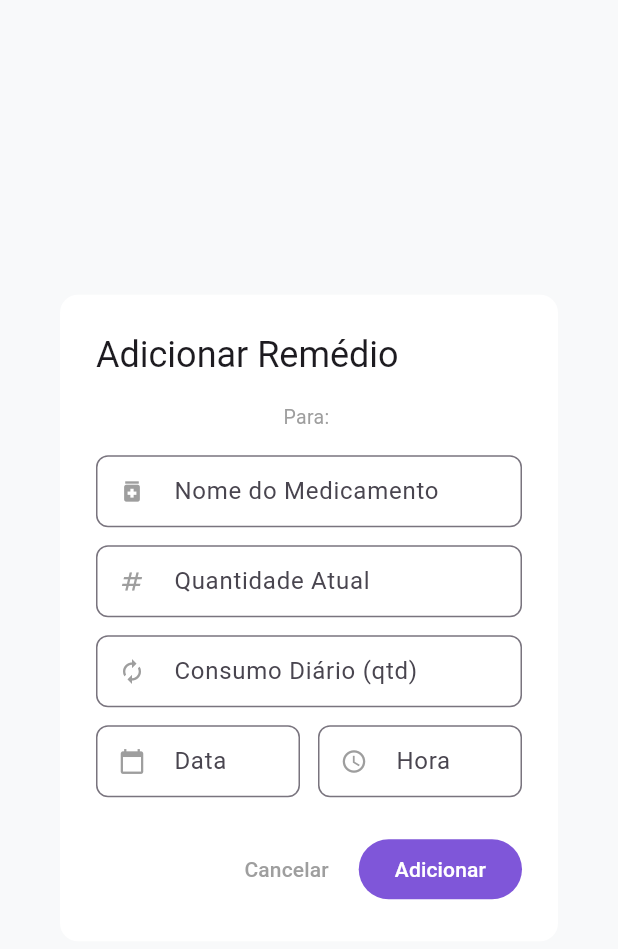
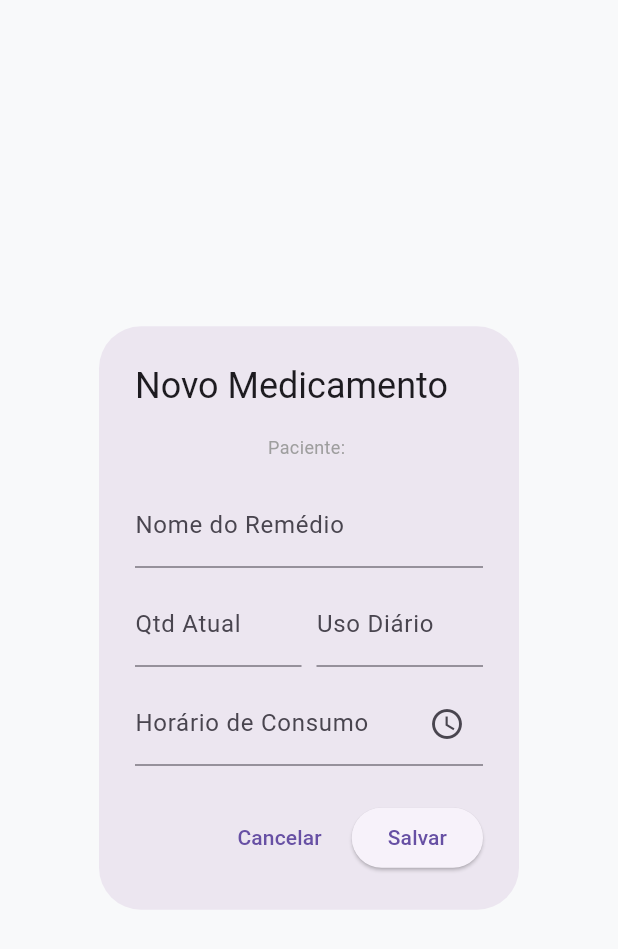
Before and after one commit to pedin-stack/farmicia_inteligente, a Flutter app: the EditMedicineDialog widget shown alone on an empty page, opened directly with empty values, on a phone screen of 412 x 824 dp. Shown: the top 949 px of the screen. Run offline on Flutter 3.47's test engine with Material 3 defaults, Android fonts, the light colour scheme and no system bars; network calls fail.

Commit message:
refatorando exibição de dados (horario/data) e formulario de remedios

```diff
--- a/lib/widgets/dialogs/EditMedicineDialog.dart
+++ b/lib/widgets/dialogs/EditMedicineDialog.dart
@@ -2,7 +2,7 @@ import 'package:flutter/material.dart';
 
 class EditMedicineDialog extends StatefulWidget {
   final String nomePessoa;
-  final Map<String, dynamic>? itemParaEditar; // Se null, é adição
+  final Map<String, dynamic>? itemParaEditar;
   final Function(Map<String, dynamic>) onSave;
 
   const EditMedicineDialog({
@@ -17,10 +17,12 @@ class EditMedicineDialog extends StatefulWidget {
 }
 
 class _EditMedicineDialogState extends State<EditMedicineDialog> {
-  late TextEditingController _remedioController;
+  final _formKey = GlobalKey<FormState>();
+
+  late TextEditingController _nomeController;
   late TextEditingController _qtdController;
-  late TextEditingController _consumoController;
-  late TextEditingController _dataController;
+  late TextEditingController _usoDiarioController;
+  // REMOVIDO: _dataController
   late TextEditingController _horaController;
 
   @override
@@ -28,137 +30,144 @@ class _EditMedicineDialogState extends State<EditMedicineDialog> {
     super.initState();
     final item = widget.itemParaEditar;
 
-    _remedioController = TextEditingController(text: item?['remedio'] ?? '');
+    _nomeController = TextEditingController(text: item?['remedio'] ?? item?['nome'] ?? '');
     _qtdController = TextEditingController(text: item?['quantidade']?.toString() ?? '');
-
-    // Verifica se existe consumo, senão vazio
-    _consumoController = TextEditingController(
-      text: (item != null && item.containsKey('consumo'))
-          ? item['consumo'].toString()
-          : ''
-    );
-
-    _dataController = TextEditingController(text: item?['proximaCompra'] ?? '');
+    _usoDiarioController = TextEditingController(text: item?['usoDiario']?.toString() ?? item?['consumo']?.toString() ?? '');
+    // REMOVIDO: Inicialização de data
     _horaController = TextEditingController(text: item?['horario'] ?? '');
   }
 
   @override
   void dispose() {
-    _remedioController.dispose();
+    _nomeController.dispose();
     _qtdController.dispose();
-    _consumoController.dispose();
-    _dataController.dispose();
+    _usoDiarioController.dispose();
+    // REMOVIDO: dispose de data
     _horaController.dispose();
     super.dispose();
   }
 
+  // REMOVIDO: _selectDate()
+
+  Future<void> _selectTime() async {
+    TimeOfDay initialTime = TimeOfDay.now();
+    if (_horaController.text.isNotEmpty) {
+      try {
+        final parts = _horaController.text.split(':');
+        initialTime = TimeOfDay(hour: int.parse(parts[0]), minute: int.parse(parts[1]));
+      } catch (_) {}
+    }
+
+    final TimeOfDay? picked = await showTimePicker(
+      context: context,
+      initialTime: initialTime,
+      builder: (context, child) {
+        // Força modo 24h visualmente se o dispositivo permitir
+        return MediaQuery(
+          data: MediaQuery.of(context).copyWith(alwaysUse24HourFormat: true),
+          child: child!,
+        );
+      },
+    );
+
+    if (picked != null) {
+      setState(() {
+        final hour = picked.hour.toString().padLeft(2, '0');
+        final minute = picked.minute.toString().padLeft(2, '0');
+        _horaController.text = "$hour:$minute";
+      });
+    }
+  }
+
   @override
   Widget build(BuildContext context) {
-    final isEdit = widget.itemParaEditar != null;
+    final bool isEditing = widget.itemParaEditar != null;
 
     return AlertDialog(
-      backgroundColor: Colors.white,
-      surfaceTintColor: Colors.white,
-      shape: RoundedRectangleBorder(borderRadius: BorderRadius.circular(12)),
-      title: Text(isEdit ? "Editar Remédio" : "Adicionar Remédio"),
-      scrollable: true,
-      content: SizedBox(
-        width: 400, // Garante largura em telas maiores/web
+      title: Text(isEditing ? "Editar Medicamento" : "Novo Medicamento"),
+      content: SingleChildScrollView(
+        child: Form(
+          key: _formKey,
           child: Column(
             mainAxisSize: MainAxisSize.min,
             children: [
-            Text("Para: ${widget.nomePessoa}", style: const TextStyle(color: Colors.grey, fontSize: 13)),
+              Text("Paciente: ${widget.nomePessoa}",
+                  style: const TextStyle(fontSize: 12, color: Colors.grey)),
               const SizedBox(height: 16),
 
-            _buildField("Nome do Medicamento", _remedioController, Icons.medication),
-            const SizedBox(height: 12),
-            _buildField("Quantidade Atual", _qtdController, Icons.numbers, isNumber: true),
-            const SizedBox(height: 12),
-            _buildField("Consumo Diário (qtd)", _consumoController, Icons.autorenew, isNumber: true),
-            const SizedBox(height: 12),
+              TextFormField(
+                controller: _nomeController,
+                decoration: const InputDecoration(labelText: "Nome do Remédio"),
+                validator: (v) => v!.isEmpty ? "Campo obrigatório" : null,
+              ),
+              const SizedBox(height: 10),
 
               Row(
                 children: [
                   Expanded(
-                  child: _buildField("Data", _dataController, Icons.calendar_today, readOnly: true, onTap: _pickDate),
+                    child: TextFormField(
+                      controller: _qtdController,
+                      decoration: const InputDecoration(labelText: "Qtd Atual"),
+                      keyboardType: TextInputType.number,
+                      validator: (v) => v!.isEmpty ? "Obrigatório" : null,
                     ),
-                const SizedBox(width: 12),
+                  ),
+                  const SizedBox(width: 10),
                   Expanded(
-                  child: _buildField("Hora", _horaController, Icons.access_time, readOnly: true, onTap: _pickTime),
+                    child: TextFormField(
+                      controller: _usoDiarioController,
+                      decoration: const InputDecoration(labelText: "Uso Diário"),
+                      keyboardType: TextInputType.number,
+                      validator: (v) => v!.isEmpty ? "Obrigatório" : null,
+                    ),
                   ),
                 ],
-            )
+              ),
+              const SizedBox(height: 10),
+
+              // CAMPO DE DATA REMOVIDO COMPLETAMENTE DAQUI
+
+              TextFormField(
+                controller: _horaController,
+                decoration: const InputDecoration(
+                  labelText: "Horário de Consumo",
+                  suffixIcon: Icon(Icons.access_time),
+                  hintText: "00:00"
+                ),
+                readOnly: true,
+                validator: (v) => v!.isEmpty ? "Horário é obrigatório" : null,
+                onTap: _selectTime,
+              ),
             ],
+          ),
         ),
       ),
       actions: [
         TextButton(
           onPressed: () => Navigator.pop(context),
-          child: const Text("Cancelar", style: TextStyle(color: Colors.grey)),
+          child: const Text("Cancelar"),
         ),
         ElevatedButton(
           onPressed: () {
-            // Cria o mapa de retorno
-            final novoItem = {
-              'remedio': _remedioController.text,
-              'quantidade': int.tryParse(_qtdController.text) ?? 0,
-              'consumo': int.tryParse(_consumoController.text) ?? 0,
-              'proximaCompra': _dataController.text,
+            if (_formKey.currentState!.validate()) {
+              final map = {
+                'remedio': _nomeController.text, // UI Legada
+                'nome': _nomeController.text,    // API
+                'quantidade': double.tryParse(_qtdController.text) ?? 0.0,
+                'usoDiario': double.tryParse(_usoDiarioController.text) ?? 0.0,
+                // Garantimos que hora vai no formato HH:mm
                 'horario': _horaController.text,
-              'status': 'normal', // Você pode implementar logica de status aqui
+                // Enviamos null explicitamente na proximaCompra
+                'proximaCompra': null,
               };
 
-            widget.onSave(novoItem);
+              widget.onSave(map);
               Navigator.pop(context);
+            }
           },
-          style: ElevatedButton.styleFrom(
-            backgroundColor: const Color(0xFF7F56D9),
-            foregroundColor: Colors.white,
-            elevation: 0,
-          ),
-          child: Text(isEdit ? "Salvar" : "Adicionar"),
+          child: const Text("Salvar"),
         ),
       ],
     );
   }
-
-  Widget _buildField(String label, TextEditingController controller, IconData icon,
-      {bool isNumber = false, bool readOnly = false, VoidCallback? onTap}) {
-    return TextField(
-      controller: controller,
-      readOnly: readOnly,
-      onTap: onTap,
-      keyboardType: isNumber ? TextInputType.number : TextInputType.text,
-      decoration: InputDecoration(
-        labelText: label,
-        prefixIcon: Icon(icon, color: Colors.grey),
-        border: OutlineInputBorder(borderRadius: BorderRadius.circular(8)),
-        contentPadding: const EdgeInsets.symmetric(horizontal: 12, vertical: 12),
-        isDense: true,
-      ),
-    );
 }
-
-  Future<void> _pickDate() async {
-    DateTime? picked = await showDatePicker(
-      context: context,
-      initialDate: DateTime.now(),
-      firstDate: DateTime.now(),
-      lastDate: DateTime(2100),
-    );
-    if (picked != null) {
-      setState(() {
-        _dataController.text = "${picked.day}/${picked.month}";
-      });
-    }
-  }
-
-  Future<void> _pickTime() async {
-    TimeOfDay? picked = await showTimePicker(context: context, initialTime: TimeOfDay.now());
-    if (picked != null) {
-      setState(() {
-        _horaController.text = "${picked.hour}:${picked.minute.toString().padLeft(2, '0')}";
-      });
-    }
-  }
-}
```
Also changed, not shown: lib/pages/dashboard.dart (+31 -51 lines), lib/services/api_service.dart (+99 -61 lines), lib/widgets/tabela_remedios.dart (+10 -11 lines). Lines whose indentation alone changed are shown as unchanged.
